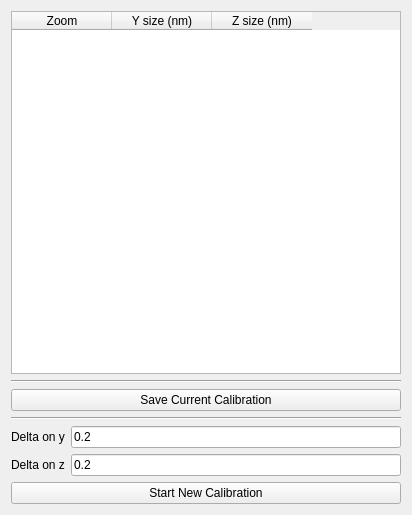
Qt form gui/ui_files/camera_calibration.ui (natxo14/mxcube) before a commit.
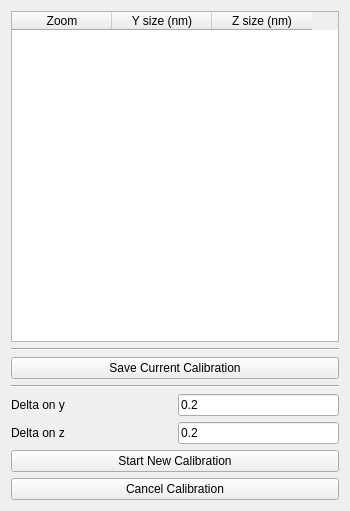
The same form after that commit.

Commit message: Work on motor and multiple position motor signal connection Changes in calibration and centring ui files

What changed in the file:
```diff
--- a/gui/ui_files/camera_calibration.ui
+++ b/gui/ui_files/camera_calibration.ui
@@ -6,8 +6,8 @@
    <rect>
     <x>0</x>
     <y>0</y>
-    <width>412</width>
-    <height>515</height>
+    <width>350</width>
+    <height>511</height>
    </rect>
   </property>
   <property name="windowTitle">
@@ -18,6 +18,12 @@
     <layout class="QVBoxLayout" name="verticalLayout">
      <item>
       <widget class="QTableWidget" name="calibration_table">
+       <property name="sizePolicy">
+        <sizepolicy hsizetype="Minimum" vsizetype="Expanding">
+         <horstretch>0</horstretch>
+         <verstretch>0</verstretch>
+        </sizepolicy>
+       </property>
        <column>
         <property name="text">
          <string>Zoom</string>
@@ -67,6 +73,12 @@
        </item>
        <item>
         <widget class="QLineEdit" name="delta_y_textbox">
+         <property name="sizePolicy">
+          <sizepolicy hsizetype="Minimum" vsizetype="Fixed">
+           <horstretch>0</horstretch>
+           <verstretch>0</verstretch>
+          </sizepolicy>
+         </property>
          <property name="text">
           <string>0.2</string>
          </property>
@@ -85,6 +97,12 @@
        </item>
        <item>
         <widget class="QLineEdit" name="delta_z_textbox">
+         <property name="sizePolicy">
+          <sizepolicy hsizetype="Minimum" vsizetype="Fixed">
+           <horstretch>0</horstretch>
+           <verstretch>0</verstretch>
+          </sizepolicy>
+         </property>
          <property name="text">
           <string>0.2</string>
          </property>
@@ -99,6 +117,13 @@
        </property>
       </widget>
      </item>
+     <item>
+      <widget class="QPushButton" name="cancel_calibration_pushbutton">
+       <property name="text">
+        <string>Cancel Calibration</string>
+       </property>
+      </widget>
+     </item>
     </layout>
    </item>
   </layout>
```
The commit also changes 5 other files.
